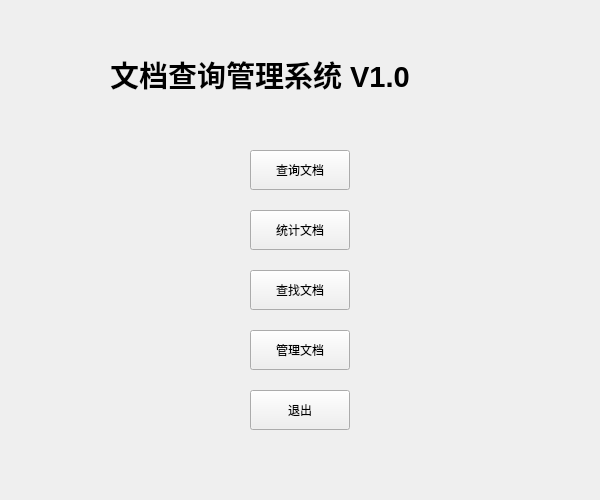
Before: the Qt Designer form widget.ui in xuanghuangwendao/File-management, drawn with Qt 5.
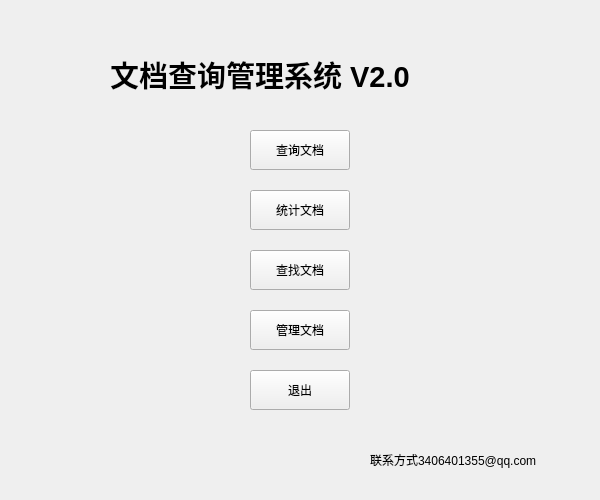
After: the same form once the commit is applied.

The edit to the form file:
```diff
--- a/widget.ui
+++ b/widget.ui
@@ -17,7 +17,7 @@
    <property name="geometry">
     <rect>
      <x>250</x>
-     <y>150</y>
+     <y>130</y>
      <width>100</width>
      <height>40</height>
     </rect>
@@ -30,7 +30,7 @@
    <property name="geometry">
     <rect>
      <x>250</x>
-     <y>210</y>
+     <y>190</y>
      <width>100</width>
      <height>40</height>
     </rect>
@@ -43,7 +43,7 @@
    <property name="geometry">
     <rect>
      <x>250</x>
-     <y>270</y>
+     <y>250</y>
      <width>100</width>
      <height>40</height>
     </rect>
@@ -56,7 +56,7 @@
    <property name="geometry">
     <rect>
      <x>250</x>
-     <y>390</y>
+     <y>370</y>
      <width>100</width>
      <height>40</height>
     </rect>
@@ -75,14 +75,14 @@
     </rect>
    </property>
    <property name="text">
-    <string>&lt;html&gt;&lt;head/&gt;&lt;body&gt;&lt;p&gt;&lt;span style=&quot; font-size:22pt; font-weight:600;&quot;&gt;文档查询管理系统 V1.0&lt;/span&gt;&lt;/p&gt;&lt;/body&gt;&lt;/html&gt;</string>
+    <string>&lt;html&gt;&lt;head/&gt;&lt;body&gt;&lt;p&gt;&lt;span style=&quot; font-size:22pt; font-weight:600;&quot;&gt;文档查询管理系统 V2.0&lt;/span&gt;&lt;/p&gt;&lt;/body&gt;&lt;/html&gt;</string>
    </property>
   </widget>
   <widget class="QPushButton" name="pushButton_5">
    <property name="geometry">
     <rect>
      <x>250</x>
-     <y>330</y>
+     <y>310</y>
      <width>100</width>
      <height>40</height>
     </rect>
@@ -91,6 +91,19 @@
     <string>管理文档</string>
    </property>
   </widget>
+  <widget class="QLabel" name="label_2">
+   <property name="geometry">
+    <rect>
+     <x>370</x>
+     <y>450</y>
+     <width>201</width>
+     <height>20</height>
+    </rect>
+   </property>
+   <property name="text">
+    <string>联系方式3406401355@qq.com</string>
+   </property>
+  </widget>
  </widget>
  <layoutdefault spacing="6" margin="11"/>
  <resources/>
```
